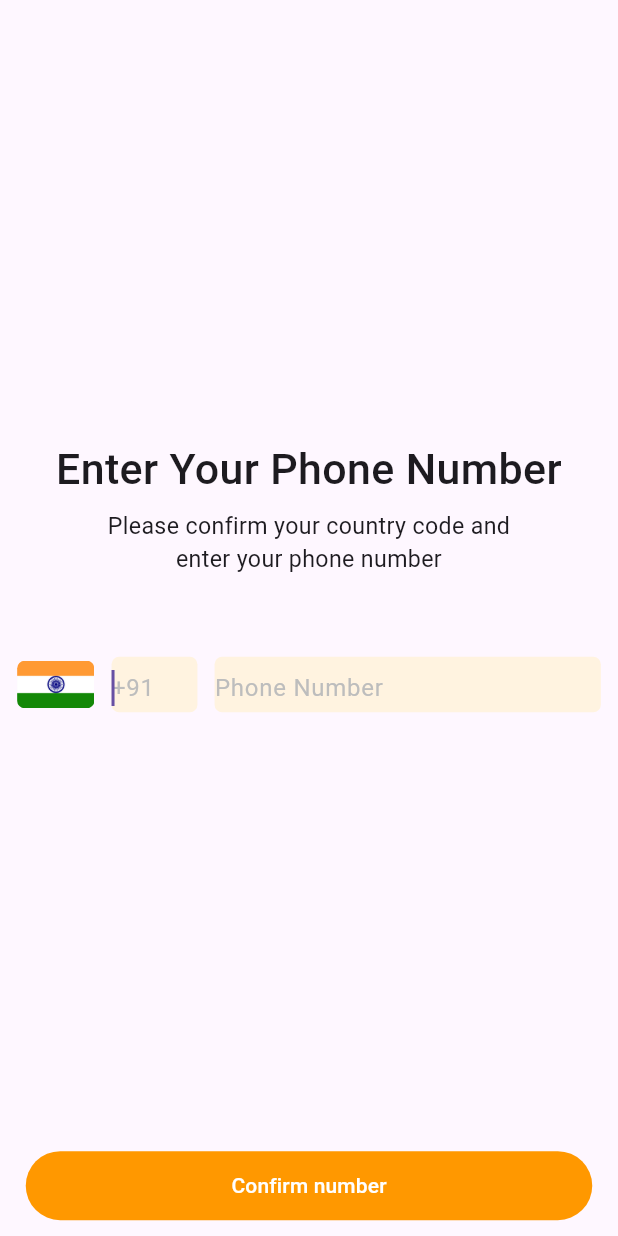
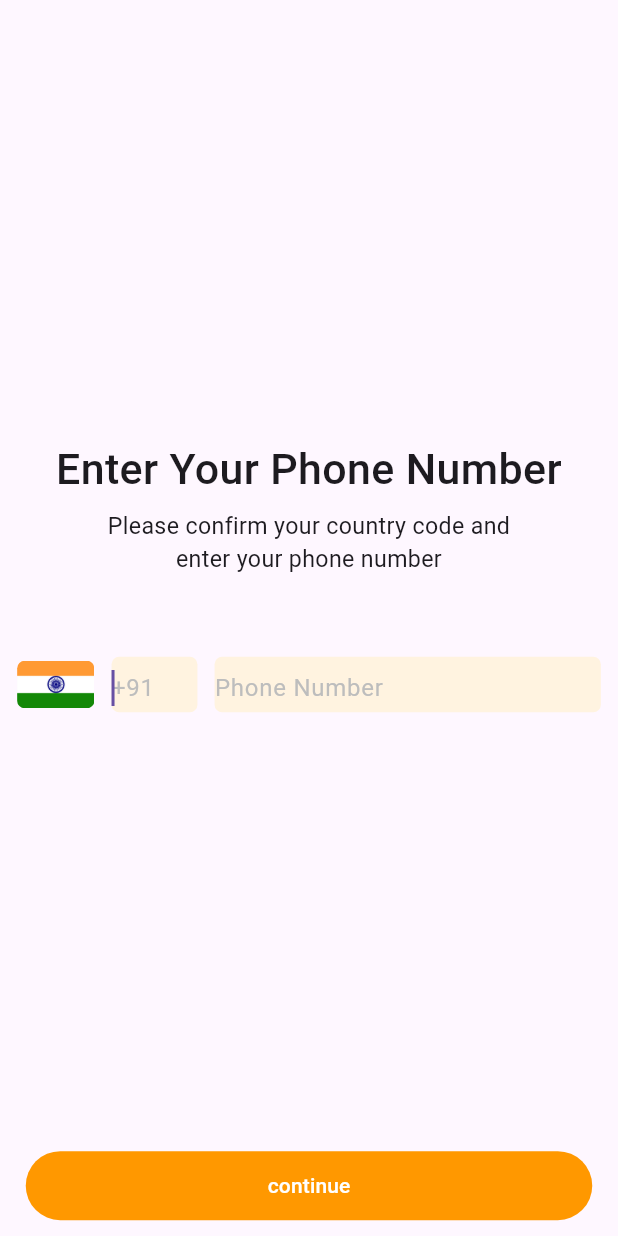
Before and after one commit to AdilUbaid/ChatApp, a Flutter app: the screen it shows after launch, after a tap on "Start Messaging", on a phone screen of 412 x 824 dp. Run offline on Flutter 3.47's test engine with Material 2 defaults, Android fonts, the phone set to English and light mode, and no system bars; our stand-ins replace firebase_auth, firebase_core, flutter_screenutil, flutter_slidable, flutter_speed_dial, image_picker and 1 more; accounts and stored records are empty; network calls fail.

Commit message:
commit_262423

```diff
--- a/lib/screens/number_register_screen/number_registration_screen.dart
+++ b/lib/screens/number_register_screen/number_registration_screen.dart
@@ -5,13 +5,21 @@ import 'package:firebase_auth/firebase_auth.dart';
 import 'package:flutter/material.dart';
 import 'package:flutter_screenutil/flutter_screenutil.dart';
 
+import '../constants.dart';
+import 'otp_screen.dart';
+
 class NumberRegScreen extends StatelessWidget {
   NumberRegScreen({super.key});
   final countryCodeController = TextEditingController();
   final phoneNumberCOntroller = TextEditingController();
+
+  static String verify = "";
+
   @override
   Widget build(BuildContext context) {
     // final countryCodeController = TextEditingController();
+    // countryCodeController.text = '+91';
+    // phoneNumberCOntroller.text = '9961755401';
 
     return Scaffold(
       body: SafeArea(
@@ -100,10 +108,22 @@ class NumberRegScreen extends StatelessWidget {
             ),
             Padding(
               padding: EdgeInsets.only(bottom: 20.h),
-              child: WelcomeButton(
-                function: authFunction(),
-                textOfButton: "Confirm number",
-                pageNumber: 1,
+              child: SizedBox(
+                height: 87.h,
+                width: 660.w,
+                child: TextButton(
+                  onPressed: () {
+                    authFunction(context);
+                  },
+                  style: const ButtonStyle(
+
+                      // backgroundColor: MaterialStatePropertyAll(orangeColor)),
+                      ),
+                  child: const Text(
+                    'continue',
+                    style: TextStyle(color: whiteColor),
+                  ),
+                ),
               ),
             )
           ],
@@ -112,15 +132,18 @@ class NumberRegScreen extends StatelessWidget {
     );
   }
 
-  authFunction() async {
+  authFunction(BuildContext context) async {
     {
-      log(countryCodeController.text + phoneNumberCOntroller.text);
+      // log(countryCodeController.text + phoneNumberCOntroller.text);
       await FirebaseAuth.instance.verifyPhoneNumber(
-        phoneNumber:
-            '${countryCodeController.text + phoneNumberCOntroller.text}',
+        phoneNumber: countryCodeController.text + phoneNumberCOntroller.text,
         verificationCompleted: (PhoneAuthCredential credential) {},
         verificationFailed: (FirebaseAuthException e) {},
-        codeSent: (String verificationId, int? resendToken) {},
+        codeSent: (String verificationId, int? resendToken) {
+          NumberRegScreen.verify = verificationId;
+          Navigator.push(context,
+              MaterialPageRoute(builder: (context) => OtpScreen()));
+        },
         codeAutoRetrievalTimeout: (String verificationId) {},
       );
       // Navigator.push(context,
--- a/lib/screens/splash/splash_screen.dart
+++ b/lib/screens/splash/splash_screen.dart
@@ -1,5 +1,8 @@
 import 'dart:async';
+import 'package:chitchat/screens/home_screen/home_screen.dart';
+import 'package:chitchat/screens/profile_setup_screen/profile_setup_screen.dart';
 import 'package:chitchat/screens/welcome_screen/welcome_screen.dart';
+import 'package:firebase_auth/firebase_auth.dart';
 import 'package:flutter/material.dart';
 import 'package:lottie/lottie.dart';
 
@@ -14,10 +17,19 @@ class _SplashScreenState extends State<SplashScreen> {
   @override
   void initState() {
     super.initState();
-    Timer(
-        const Duration(seconds: 4),
-        () => Navigator.pushReplacement(
-            context, MaterialPageRoute(builder: (context) => const WelcomeScreen())));
+    Timer(const Duration(seconds: 4), () {
+      FirebaseAuth.instance.authStateChanges().listen((User? user) {
+        if (user == null) {
+          print('User is currently signed out!');
+          Navigator.pushReplacement(context,
+              MaterialPageRoute(builder: (context) => const WelcomeScreen()));
+        } else {
+          print('User is signed in!');
+          Navigator.pushReplacement(context,
+              MaterialPageRoute(builder: (context) => const ProfileSetupScreen()));
+        }
+      });
+    });
   }
 
   @override
@@ -34,7 +46,7 @@ class _SplashScreenState extends State<SplashScreen> {
           height: 30,
         ),
         const Text(
-          "ChitChat",
+          "kouvénta",
           style: TextStyle(
               color: Color.fromARGB(255, 221, 143, 54),
               fontSize: 25,
--- a/lib/widgets/welcome_button.dart
+++ b/lib/widgets/welcome_button.dart
@@ -11,11 +11,12 @@ import '../screens/number_register_screen/otp_screen.dart';
 class WelcomeButton extends StatelessWidget {
   final String textOfButton;
   final int pageNumber;
-  final Future? function;
+  final Function? callback;
   const WelcomeButton({
     super.key,
     required this.textOfButton,
-    required this.pageNumber,  this.function,
+    required this.pageNumber,
+    this.callback,
   });
 
   @override
@@ -25,6 +26,7 @@ class WelcomeButton extends StatelessWidget {
       width: 660.w,
       child: TextButton(
         onPressed: () {
+
           pageNavigator(pageNumber, context);
         },
         style: const ButtonStyle(
@@ -49,15 +51,16 @@ class WelcomeButton extends StatelessWidget {
         break;
       case 1:
         {
-          await FirebaseAuth.instance.verifyPhoneNumber(
-            // phoneNumber: '${contr}',
-            verificationCompleted: (PhoneAuthCredential credential) {},
-            verificationFailed: (FirebaseAuthException e) {},
-            codeSent: (String verificationId, int? resendToken) {},
-            codeAutoRetrievalTimeout: (String verificationId) {},
-          );
-          // Navigator.push(context,
-          //     MaterialPageRoute(builder: (context) => const OtpScreen()));
+          callback!();
+          // await FirebaseAuth.instance.verifyPhoneNumber(
+          //   phoneNumber:countryCodeController.text + phoneNumberCOntroller.text,,
+          //   verificationCompleted: (PhoneAuthCredential credential) {},
+          //   verificationFailed: (FirebaseAuthException e) {},
+          //   codeSent: (String verificationId, int? resendToken) {},
+          //   codeAutoRetrievalTimeout: (String verificationId) {},
+          // );
+          Navigator.push(context,
+              MaterialPageRoute(builder: (context) =>  OtpScreen()));
         }
         break;
       case 2:
```
Also changed, not shown: db/models/chat_user.dart (added, +20 -0 lines), db/models/profile_provider.dart (added, +19 -0 lines), lib/screens/number_register_screen/otp_screen.dart (+49 -3 lines), pubspec.yaml (+9 -0 lines), pubspec.lock, 5 other files.
